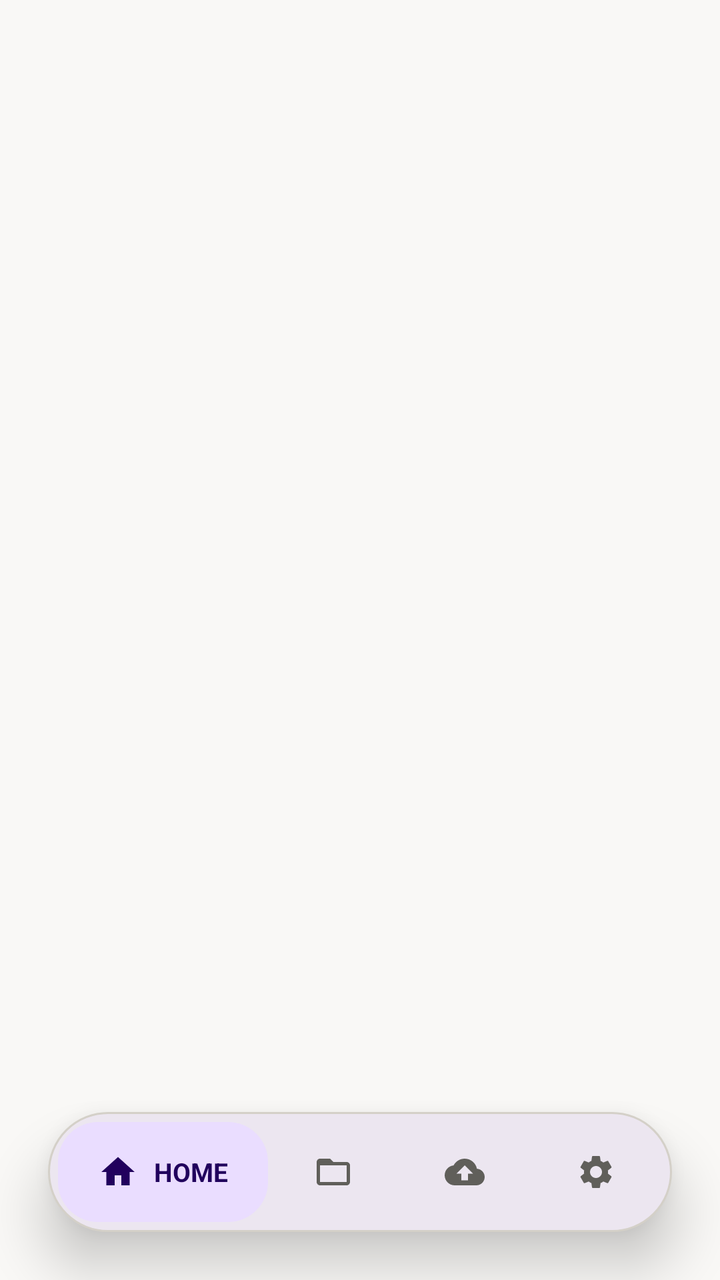
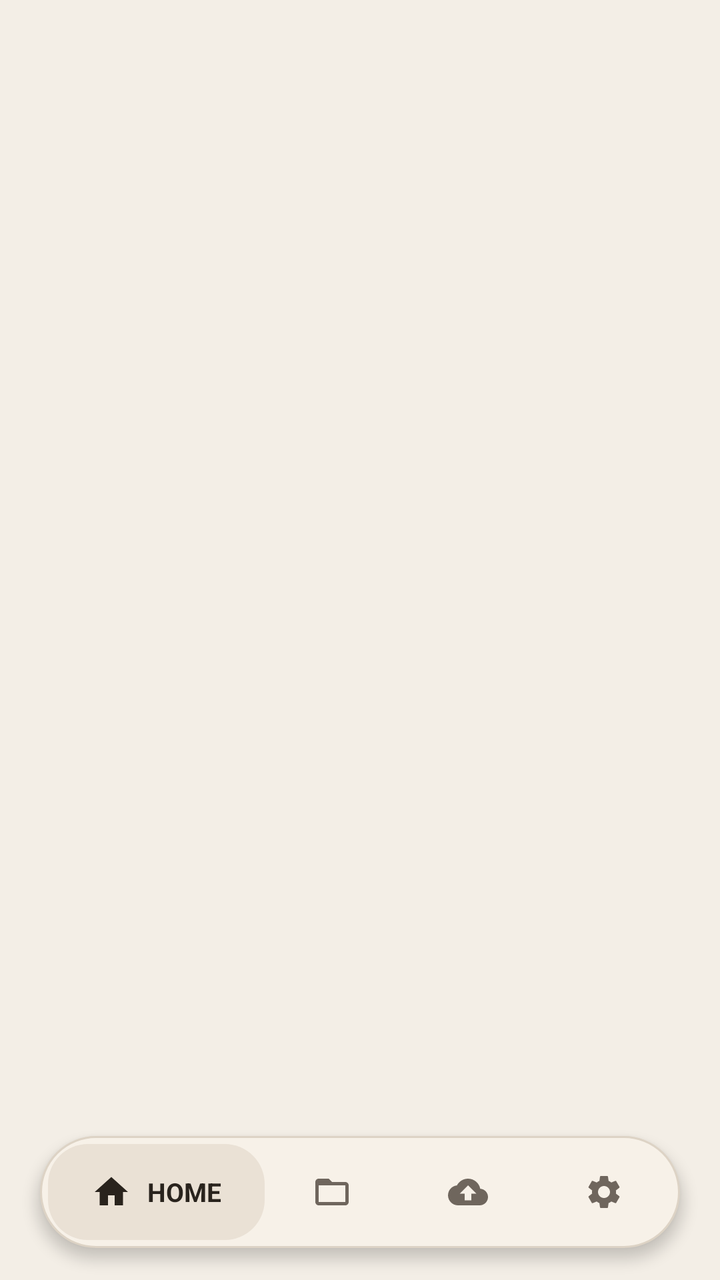

The first picture is an Android layout as it rendered before a commit; the second is the same layout after the commit. The layout source and the unified diff follow.
<!-- AndroidManifest.xml: application theme Theme.CipherVault -->
<!-- res/layout/activity_main.xml -->
<?xml version="1.0" encoding="utf-8"?>
<androidx.coordinatorlayout.widget.CoordinatorLayout
    xmlns:android="http://schemas.android.com/apk/res/android"
    xmlns:app="http://schemas.android.com/apk/res-auto"
    xmlns:tools="http://schemas.android.com/tools"
    android:layout_width="match_parent"
    android:layout_height="match_parent"
    android:background="?attr/colorSurface">

    
    <androidx.fragment.app.FragmentContainerView
        android:id="@+id/nav_host_container"
        android:layout_width="match_parent"
        android:layout_height="match_parent"
        android:layout_marginBottom="92dp" />

    
    <LinearLayout
        android:id="@+id/layoutPillNav"
        android:layout_width="match_parent"
        android:layout_height="60dp"
        android:layout_gravity="bottom"
        android:layout_marginStart="24dp"
        android:layout_marginEnd="24dp"
        android:layout_marginBottom="24dp"
        android:background="@drawable/bg_pill_nav_container"
        android:orientation="horizontal"
        android:gravity="center_vertical"
        android:padding="5dp"
        android:elevation="16dp">

        
        <LinearLayout
            android:id="@+id/tabHome"
            android:layout_width="0dp"
            android:layout_height="match_parent"
            android:layout_weight="1.6"
            android:background="@drawable/bg_pill_active"
            android:gravity="center"
            android:orientation="horizontal"
            android:paddingHorizontal="12dp"
            android:clickable="true"
            android:focusable="true">

            <ImageView
                android:layout_width="20dp"
                android:layout_height="20dp"
                android:contentDescription="@string/nav_home"
                android:src="@drawable/ic_nav_home"
                app:tint="?attr/colorOnPrimaryContainer" />

            <TextView
                android:id="@+id/textHome"
                android:layout_width="wrap_content"
                android:layout_height="wrap_content"
                android:layout_marginStart="8dp"
                android:text="@string/nav_home"
                android:textColor="?attr/colorOnPrimaryContainer"
                android:textSize="13sp"
                android:textStyle="bold"
                android:visibility="visible" />
        </LinearLayout>

        
        <LinearLayout
            android:id="@+id/tabFiles"
            android:layout_width="0dp"
            android:layout_height="match_parent"
            android:layout_weight="1.0"
            android:gravity="center"
            android:orientation="horizontal"
            android:paddingHorizontal="12dp"
            android:clickable="true"
            android:focusable="true">

            <ImageView
                android:layout_width="20dp"
                android:layout_height="20dp"
                android:contentDescription="@string/nav_files"
                android:src="@drawable/ic_nav_files"
                app:tint="?attr/colorOnSurfaceVariant" />

            <TextView
                android:id="@+id/textFiles"
                android:layout_width="wrap_content"
                android:layout_height="wrap_content"
                android:layout_marginStart="8dp"
                android:text="@string/nav_files"
                android:textColor="?attr/colorOnPrimaryContainer"
                android:textSize="13sp"
                android:textStyle="bold"
                android:visibility="gone" />
        </LinearLayout>

        
        <LinearLayout
            android:id="@+id/tabUpload"
            android:layout_width="0dp"
            android:layout_height="match_parent"
            android:layout_weight="1.0"
            android:gravity="center"
            android:orientation="horizontal"
            android:paddingHorizontal="12dp"
            android:clickable="true"
            android:focusable="true">

            <ImageView
                android:layout_width="20dp"
                android:layout_height="20dp"
                android:contentDescription="@string/nav_upload"
                android:src="@drawable/ic_nav_upload"
                app:tint="?attr/colorOnSurfaceVariant" />

            <TextView
                android:id="@+id/textUpload"
                android:layout_width="wrap_content"
                android:layout_height="wrap_content"
                android:layout_marginStart="8dp"
                android:text="@string/nav_upload"
                android:textColor="?attr/colorOnPrimaryContainer"
                android:textSize="13sp"
                android:textStyle="bold"
                android:visibility="gone" />
        </LinearLayout>

        
        <LinearLayout
            android:id="@+id/tabSettings"
            android:layout_width="0dp"
            android:layout_height="match_parent"
            android:layout_weight="1.0"
            android:gravity="center"
            android:orientation="horizontal"
            android:paddingHorizontal="12dp"
            android:clickable="true"
            android:focusable="true">

            <ImageView
                android:layout_width="20dp"
                android:layout_height="20dp"
                android:contentDescription="@string/nav_settings"
                android:src="@drawable/ic_nav_settings"
                app:tint="?attr/colorOnSurfaceVariant" />

            <TextView
                android:id="@+id/textSettings"
                android:layout_width="wrap_content"
                android:layout_height="wrap_content"
                android:layout_marginStart="8dp"
                android:text="@string/nav_settings"
                android:textColor="?attr/colorOnPrimaryContainer"
                android:textSize="13sp"
                android:textStyle="bold"
                android:visibility="gone" />
        </LinearLayout>

    </LinearLayout>

</androidx.coordinatorlayout.widget.CoordinatorLayout>
<!-- resources referenced by this layout -->
<resources>
  <style name="Theme.CipherVault" parent="Theme.Material3.DayNight.NoActionBar">
          
          <item name="colorSurface">@color/md_theme_light_surface</item>
          <item name="colorOnSurface">@color/md_theme_light_onSurface</item>
          <item name="colorSurfaceVariant">@color/md_theme_light_surfaceVariant</item>
          <item name="colorOnSurfaceVariant">@color/md_theme_light_onSurfaceVariant</item>
          <item name="colorOutline">@color/md_theme_light_outline</item>
          <item name="colorOutlineVariant">@color/md_theme_light_outlineVariant</item>
  
          
          <item name="android:statusBarColor">@android:color/transparent</item>
          <item name="android:navigationBarColor">@android:color/transparent</item>
          <item name="android:windowLightStatusBar">true</item>
          <item name="android:windowLightNavigationBar" tools:targetApi="o_mr1">true</item>
      </style>
  <color name="md_theme_light_surface">#F9F8F6</color>
  <color name="md_theme_light_onSurface">#151518</color>
  <color name="md_theme_light_surfaceVariant">#E6E3DD</color>
  <color name="md_theme_light_onSurfaceVariant">#605F5A</color>
  <color name="md_theme_light_outline">#8A8882</color>
  <color name="md_theme_light_outlineVariant">#D4D0C8</color>
  <!-- unchanged entries left out for length: 10 -->
</resources>

<!-- the commit's change to res/layout/activity_main.xml (unified diff, before → after) -->
@@ -3,6 +3,7 @@
     xmlns:android="http://schemas.android.com/apk/res/android"
     xmlns:app="http://schemas.android.com/apk/res-auto"
     xmlns:tools="http://schemas.android.com/tools"
+    android:id="@+id/main_root"
     android:layout_width="match_parent"
     android:layout_height="match_parent"
     android:background="?attr/colorSurface">
@@ -12,22 +13,22 @@
         android:id="@+id/nav_host_container"
         android:layout_width="match_parent"
         android:layout_height="match_parent"
-        android:layout_marginBottom="92dp" />
+        android:layout_marginBottom="80dp" />
 
     
     <LinearLayout
         android:id="@+id/layoutPillNav"
         android:layout_width="match_parent"
-        android:layout_height="60dp"
+        android:layout_height="56dp"
         android:layout_gravity="bottom"
-        android:layout_marginStart="24dp"
-        android:layout_marginEnd="24dp"
-        android:layout_marginBottom="24dp"
+        android:layout_marginStart="20dp"
+        android:layout_marginEnd="20dp"
+        android:layout_marginBottom="16dp"
         android:background="@drawable/bg_pill_nav_container"
         android:orientation="horizontal"
         android:gravity="center_vertical"
-        android:padding="5dp"
-        android:elevation="16dp">
+        android:padding="4dp"
+        android:elevation="4dp">
 
         
         <LinearLayout
<!-- resource entries referenced after the edit -->
@@ -2,25 +2,82 @@
 <resources>
   <style name="Theme.CipherVault" parent="Theme.Material3.DayNight.NoActionBar">
           
-          <item name="colorSurface">@color/md_theme_light_surface</item>
-          <item name="colorOnSurface">@color/md_theme_light_onSurface</item>
-          <item name="colorSurfaceVariant">@color/md_theme_light_surfaceVariant</item>
-          <item name="colorOnSurfaceVariant">@color/md_theme_light_onSurfaceVariant</item>
-          <item name="colorOutline">@color/md_theme_light_outline</item>
-          <item name="colorOutlineVariant">@color/md_theme_light_outlineVariant</item>
+          <item name="colorPrimary">@color/cv_light_primary_brown</item>
+          <item name="colorOnPrimary">@color/cv_light_surface</item>
+          <item name="colorPrimaryContainer">@color/cv_light_surface_container</item>
+          <item name="colorOnPrimaryContainer">@color/cv_light_text_primary</item>
+  
+          <item name="colorSecondary">@color/cv_light_caramel</item>
+          <item name="colorOnSecondary">@color/cv_light_surface</item>
+          <item name="colorSecondaryContainer">@color/cv_light_surface_elevated</item>
+          <item name="colorOnSecondaryContainer">@color/cv_light_text_primary</item>
+  
+          
+          <item name="android:colorBackground">@color/cv_light_bg</item>
+          <item name="colorSurface">@color/cv_light_bg</item>
+          <item name="colorOnSurface">@color/cv_light_text_primary</item>
+          <item name="colorSurfaceVariant">@color/cv_light_surface_container</item>
+          <item name="colorOnSurfaceVariant">@color/cv_light_text_secondary</item>
+          <item name="colorSurfaceContainer">@color/cv_light_surface</item>
+          <item name="colorSurfaceContainerLow">@color/cv_light_surface_container</item>
+          <item name="colorSurfaceContainerHigh">@color/cv_light_surface_elevated</item>
+          <item name="colorSurfaceContainerHighest">@color/cv_light_surface_container</item>
+  
+          
+          <item name="colorOutline">@color/cv_light_outline</item>
+          <item name="colorOutlineVariant">@color/cv_light_outline_variant</item>
+  
+          
+          <item name="colorError">@color/status_error</item>
+          <item name="colorOnError">#FFFFFF</item>
+          <item name="colorErrorContainer">@color/status_error_container</item>
   
           
           <item name="android:statusBarColor">@android:color/transparent</item>
           <item name="android:navigationBarColor">@android:color/transparent</item>
           <item name="android:windowLightStatusBar">true</item>
           <item name="android:windowLightNavigationBar" tools:targetApi="o_mr1">true</item>
+  
+          
+          <item name="shapeAppearanceSmallComponent">@style/ShapeAppearance.CipherVault.Small</item>
+          <item name="shapeAppearanceMediumComponent">@style/ShapeAppearance.CipherVault.Medium</item>
+          <item name="shapeAppearanceLargeComponent">@style/ShapeAppearance.CipherVault.Large</item>
+          <item name="bottomSheetDialogTheme">@style/Theme.CipherVault.BottomSheetDialog</item>
       </style>
-  <color name="md_theme_light_surface">#F9F8F6</color>
-  <color name="md_theme_light_onSurface">#151518</color>
-  <color name="md_theme_light_surfaceVariant">#E6E3DD</color>
-  <color name="md_theme_light_onSurfaceVariant">#605F5A</color>
-  <color name="md_theme_light_outline">#8A8882</color>
-  <color name="md_theme_light_outlineVariant">#D4D0C8</color>
+  <color name="cv_light_primary_brown">#6B5239</color>
+  <color name="cv_light_surface">#FFFDF9</color>
+  <color name="cv_light_surface_container">#EAE1D5</color>
+  <color name="cv_light_text_primary">#29231D</color>
+  <color name="cv_light_caramel">#A68157</color>
+  <color name="cv_light_surface_elevated">#F7F1E8</color>
+  <color name="cv_light_bg">#F3EEE6</color>
+  <color name="cv_light_text_secondary">#6F665D</color>
+  <color name="cv_light_outline">#C9BDAF</color>
+  <color name="cv_light_outline_variant">#DDD3C5</color>
+  <color name="status_error">#EF4444</color>
+  <color name="status_error_container">#3D1515</color>
+  <style name="ShapeAppearance.CipherVault.Small" parent="ShapeAppearance.Material3.Corner.Small">
+          <item name="cornerSize">14dp</item>
+      </style>
+  <style name="ShapeAppearance.CipherVault.Medium" parent="ShapeAppearance.Material3.Corner.Medium">
+          <item name="cornerSize">20dp</item>
+      </style>
+  <style name="ShapeAppearance.CipherVault.Large" parent="ShapeAppearance.Material3.Corner.Large">
+          <item name="cornerSize">26dp</item>
+      </style>
+  <style name="Theme.CipherVault.BottomSheetDialog" parent="ThemeOverlay.Material3.BottomSheetDialog">
+          <item name="bottomSheetStyle">@style/Widget.CipherVault.BottomSheet</item>
+      </style>
+  <style name="Widget.CipherVault.BottomSheet" parent="Widget.Material3.BottomSheet">
+          <item name="shapeAppearance">@style/ShapeAppearance.CipherVault.BottomSheet</item>
+          <item name="backgroundTint">@color/cv_light_surface</item>
+      </style>
+  <style name="ShapeAppearance.CipherVault.BottomSheet" parent="ShapeAppearance.Material3.Corner.Large">
+          <item name="cornerSizeTopLeft">28dp</item>
+          <item name="cornerSizeTopRight">28dp</item>
+          <item name="cornerSizeBottomLeft">0dp</item>
+          <item name="cornerSizeBottomRight">0dp</item>
+      </style>
   <!-- unchanged entries left out for length: 10 -->
 </resources>
 
